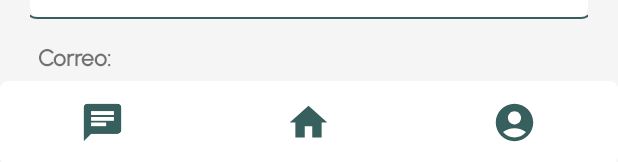
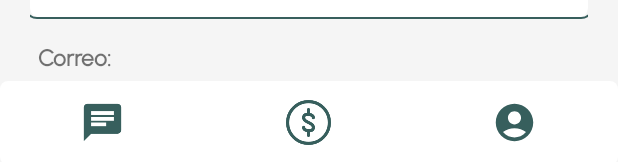
Before and after one commit to JPchipres/appmaquitia, an Android app: the layout activity_perfil_osc.xml on its own in the app's theme, with its tools: preview values and no code run, on a phone screen of 412 x 824 dp. Shown: the part 1071-1233 px from the top of the screen. Run offline under Robolectric (Android 15) with nearby library versions, the phone set to English and light mode, and no system bars.

Commit message:
olvide algo xd

```diff
--- a/app/src/main/java/com/example/appmaquitia/perfil_osc.java
+++ b/app/src/main/java/com/example/appmaquitia/perfil_osc.java
@@ -214,7 +214,7 @@ public class perfil_osc extends AppCompatActivity implements BottomNavigationVie
 
     @Override
     public boolean onNavigationItemSelected(@NonNull MenuItem item) {
-        if(item.getItemId() == R.id.home){
+        if(item.getItemId() == R.id.historialDonaciones){
             return false;
         } else if (item.getItemId() == R.id.chat) {
             Intent i = new Intent(perfil_osc.this, PublicacionesActivity.class);
--- a/app/src/main/res/menu/navbar_menu_osc.xml
+++ b/app/src/main/res/menu/navbar_menu_osc.xml
@@ -7,8 +7,8 @@
         android:title="chat"
         />
     <item
-        android:id="@+id/home"
-        android:icon="@drawable/home"
+        android:id="@+id/historialDonaciones"
+        android:icon="@drawable/donacion"
         android:title="Home"
         />
     <item
```
